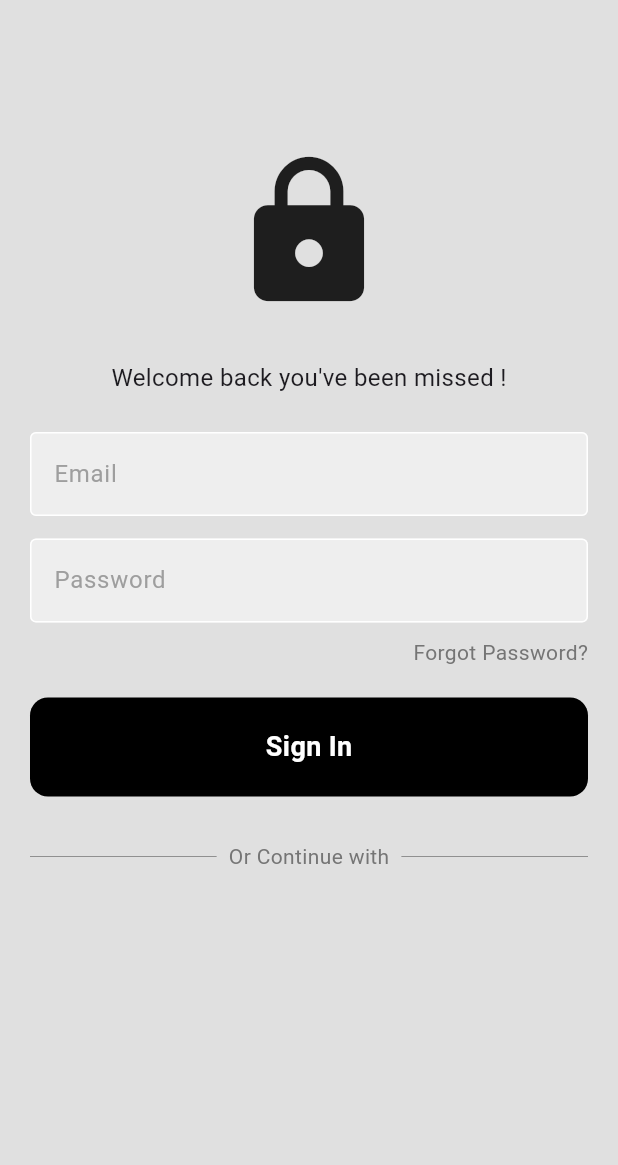
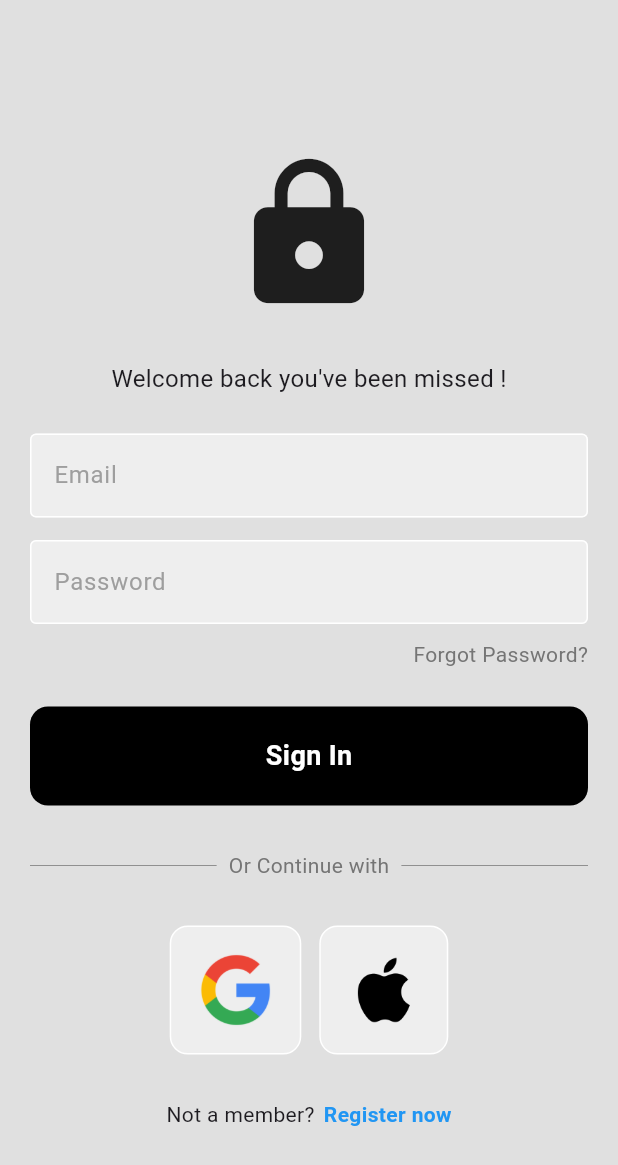
Before and after one commit to m-aqsam/Flutter-Applications-Ui, a Flutter app: the screen it shows after launch, on a phone screen of 412 x 824 dp. Shown: the top 1165 px of the screen. Run offline on Flutter 3.47's test engine with Material 3 defaults, Android fonts, the phone set to English and light mode, and no system bars.

Commit message:
Final update

```diff
--- a/modern_login_app_ui/modern_login_app_ui/lib/Login_Page.dart
+++ b/modern_login_app_ui/modern_login_app_ui/lib/Login_Page.dart
@@ -26,9 +26,10 @@ class _Login_PageState extends State<Login_Page> {
         backgroundColor: Colors.grey[300],
         body: Center(
           child: Column(
+            mainAxisAlignment: MainAxisAlignment.center,
             children: [
               SizedBox(
-                height: 100,
+                height: 30,
               ),
               // Icon
               Icon(
@@ -87,7 +88,7 @@ class _Login_PageState extends State<Login_Page> {
                 ),
               ),
 
-              SizedBox(height: 20),
+              SizedBox(height: 25),
 
               // Sign In Button
 
@@ -126,7 +127,32 @@ class _Login_PageState extends State<Login_Page> {
                 ),
               ),
 
-              // Google Logo
+              SizedBox(height: 30),
+
+              // Google Logo / Apple Logo
+              Row(
+                mainAxisAlignment: MainAxisAlignment.center,
+                children: [
+                  IconTile(imagePath: 'lib/images/google.png'),
+                  SizedBox(width: 12),
+                  IconTile(imagePath: 'lib/images/apple.png'),
+                ],
+              ),
+
+              SizedBox(height: 30),
+
+              Row(
+                mainAxisAlignment: MainAxisAlignment.center,
+                children: [
+                  Text("Not a member?"),
+                  SizedBox(width: 6),
+                  Text(
+                    "Register now",
+                    style: TextStyle(
+                        fontWeight: FontWeight.bold, color: Colors.blue),
+                  ),
+                ],
+              )
             ],
           ),
         ),
--- a/modern_login_app_ui/modern_login_app_ui/lib/components/IconTile.dart
+++ b/modern_login_app_ui/modern_login_app_ui/lib/components/IconTile.dart
@@ -1,14 +1,27 @@
-// ignore_for_file: prefer_const_constructors, avoid_unnecessary_containers
+// ignore_for_file: prefer_const_constructors, avoid_unnecessary_containers, sized_box_for_whitespace
 
 import 'package:flutter/material.dart';
 
 class IconTile extends StatelessWidget {
-  const IconTile({super.key});
+  final String imagePath;
+  const IconTile({
+    super.key,
+    required this.imagePath,
+  });
 
   @override
   Widget build(BuildContext context) {
     return Container(
-      child: Image.asset('lib/images/google.png'),
+      padding: EdgeInsets.all(12),
+      decoration: BoxDecoration(
+        color: Colors.grey[200],
+        border: Border.all(color: Colors.white),
+        borderRadius: BorderRadius.circular(12),
+      ),
+      child: Image.asset(
+        imagePath,
+        height: 60,
+      ),
     );
   }
 }
--- a/modern_login_app_ui/modern_login_app_ui/pubspec.yaml
+++ b/modern_login_app_ui/modern_login_app_ui/pubspec.yaml
@@ -59,8 +59,8 @@ flutter:
   uses-material-design: true
 
   # To add assets to your application, add an assets section, like this:
-assets:
-  - lib/images
+  assets:
+    - lib/images/
 
 
   # An image asset can refer to one or more resolution-specific "variants", see
```
Also changed, not shown: modern_login_app_ui/modern_login_app_ui/lib/images/twitter.png (added).
